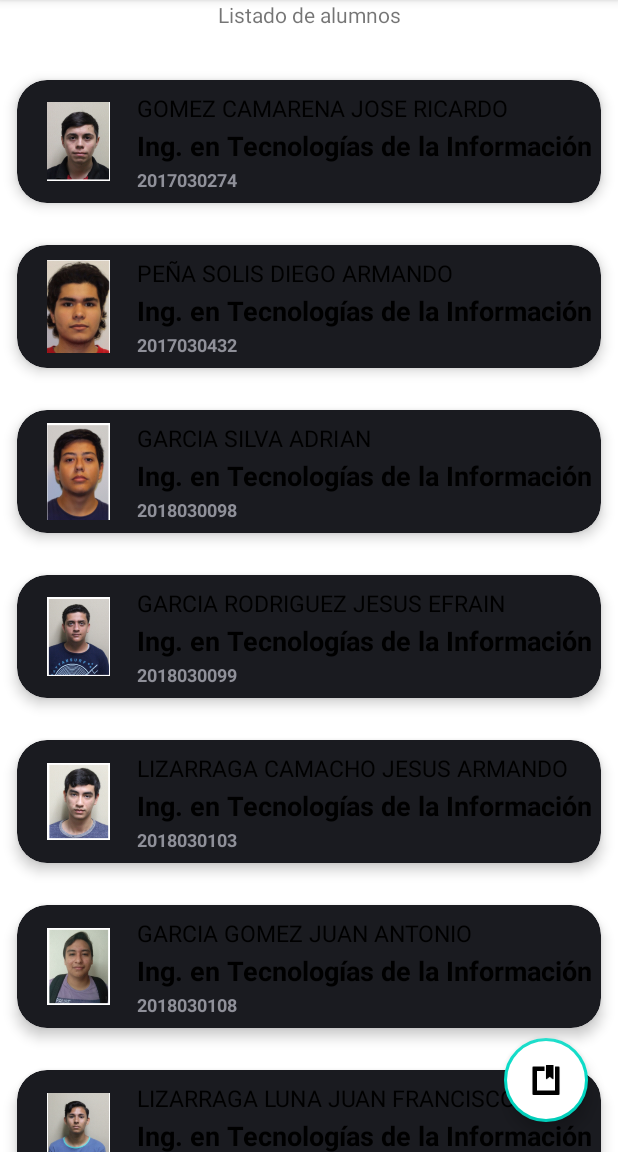
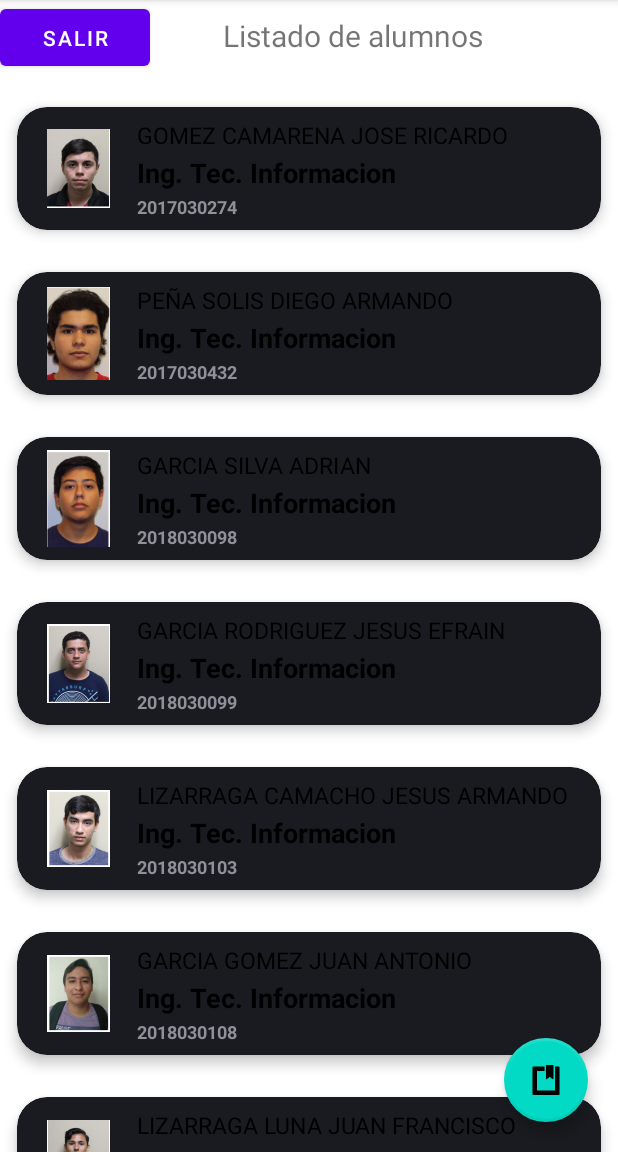
Before and after one commit to eRick0191/RecycleView, an Android app: the screen it shows after launch (MainActivity), on a phone screen of 412 x 824 dp, the part 84-1236 px from its top. Run offline under Robolectric (Android 15) with nearby library versions, the phone set to English and light mode, and no system bars.

Commit message:
RecycleView img

```diff
--- a/app/src/main/java/com/example/recycleview/MiAdaptador.java
+++ b/app/src/main/java/com/example/recycleview/MiAdaptador.java
@@ -45,6 +45,7 @@ public class MiAdaptador extends RecyclerView.Adapter<MiAdaptador.ViewHolder> im
         Alumno alumno = listAlumnos.get(position);
         holder.txtMatricula.setText(alumno.getMatricula());
         holder.txtNombre.setText(alumno.getNombre());
+        holder.txtCarrera.setText(alumno.getCarrera());
         holder.idImagen.setImageResource(alumno.getImg());
     }
 
--- a/app/src/main/res/layout/activity_main.xml
+++ b/app/src/main/res/layout/activity_main.xml
@@ -10,23 +10,33 @@
         android:layout_width="match_parent"
         android:layout_height="match_parent"
         android:orientation="vertical">
+
+        <Button
+            android:layout_width="100dp"
+            android:layout_height="50dp"
+            android:id="@+id/btnSalir"
+            android:text="Salir"/>
+
         <TextView
-            android:layout_width="match_parent"
+            android:layout_width="239dp"
             android:layout_height="wrap_content"
+            android:layout_gravity="center"
+            android:layout_marginTop="-40dp"
+            android:layout_marginStart="30dp"
+            android:layout_marginBottom="20dp"
+            android:textSize="20dp"
             android:text="Listado de alumnos"
-            android:layout_gravity="center"
-            android:textAlignment="center"
-            android:layout_marginBottom="20dp"/>
+            android:textAlignment="center" />
 
         <androidx.coordinatorlayout.widget.CoordinatorLayout
             android:layout_width="match_parent"
             android:layout_height="wrap_content">
 
+
             <androidx.recyclerview.widget.RecyclerView
+                android:id="@+id/recId"
                 android:layout_width="match_parent"
-                android:layout_height="wrap_content"
-                android:id="@+id/recId"
-                />
+                android:layout_height="wrap_content" />
 
             <com.google.android.material.floatingactionbutton.FloatingActionButton
                 android:id="@+id/agregarAlumno"
@@ -34,7 +44,6 @@
                 android:layout_height="wrap_content"
                 android:layout_gravity="bottom|end"
                 android:layout_margin="20dp"
-                android:backgroundTint="@color/cardview_light_background"
                 android:elevation="3dp"
                 android:src="@android:drawable/ic_input_get"
                 app:borderWidth="2dp" />
--- a/app/src/main/res/layout/alumnos_items.xml
+++ b/app/src/main/res/layout/alumnos_items.xml
@@ -16,7 +16,7 @@
         android:orientation="vertical">
 
         <RelativeLayout
-            android:layout_width="match_parent"
+            android:layout_width="390dp"
             android:layout_height="wrap_content"
             android:animateLayoutChanges="true"
             android:padding="6dp">
```
Also changed, not shown: app/src/main/java/com/example/recycleview/MainActivity.java (+34 -0 lines).
